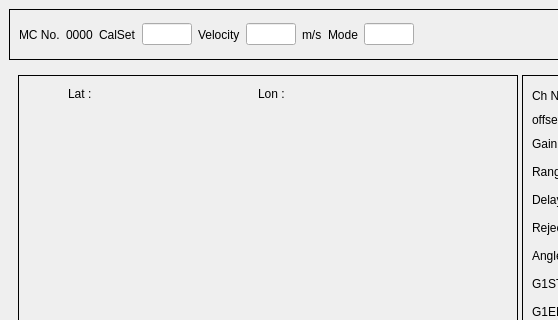
The window that testscreen.ui (parashyd/WeldTester) describes before a commit, drawn with Qt 5; both pictures show x 0 to 558 and y 0 to 320 of the 640 by 480 pixel window.
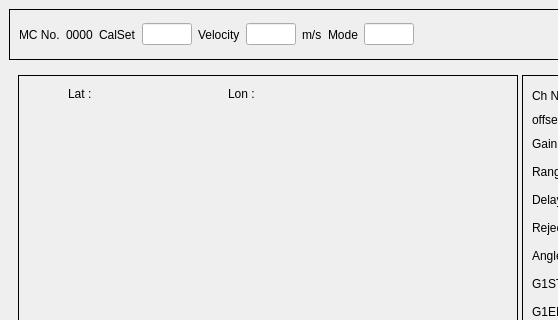
The same window after the commit. Icons and pictures are not drawn. Custom widgets are drawn as their Qt base class.

Patch:
```diff
--- a/testscreen.ui
+++ b/testscreen.ui
@@ -357,7 +357,7 @@
             <widget class="QLabel" name="label_logitude">
              <property name="geometry">
               <rect>
-               <x>270</x>
+               <x>240</x>
                <y>0</y>
                <width>111</width>
                <height>20</height>
@@ -383,7 +383,7 @@
             <widget class="QLabel" name="label_2">
              <property name="geometry">
               <rect>
-               <x>230</x>
+               <x>200</x>
                <y>0</y>
                <width>31</width>
                <height>18</height>
```
Left out of the diff: 13 changed lines with no effect on the pictures.
